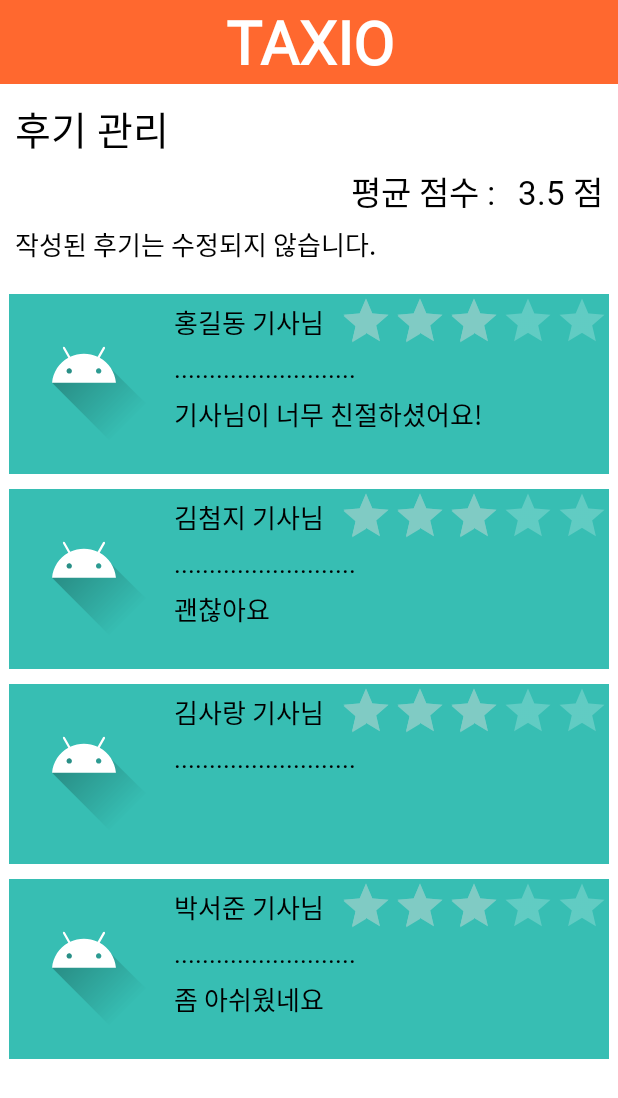
After one commit to MoonGahee/Taxio, an Android app: the layout check_epilogue.xml on its own in the app's theme, with its tools: preview values and no code run, on a phone screen of 412 x 824 dp. The commit adds this screen. Shown: the top 1098 px of the screen. Run offline under Robolectric (Android 15) with nearby library versions, the phone set to English and light mode, and no system bars.

Commit message:
화면 추가

```diff
--- a/app/src/main/java/com/example/taxio/CheckSchedule.java
+++ b/app/src/main/java/com/example/taxio/CheckSchedule.java
@@ -17,7 +17,7 @@ public class CheckSchedule extends AppCompatActivity {
         super.onCreate(savedInstanceState);
         setContentView(R.layout.check_schdule);
 
-        edit_btn = findViewById(R.id.trip_edit);
+        edit_btn = findViewById(R.id.trip_edit1);
 
         edit_btn.setOnClickListener(new View.OnClickListener() {
             @Override
--- a/app/src/main/java/com/example/taxio/UpdateSchedule.java
+++ b/app/src/main/java/com/example/taxio/UpdateSchedule.java
@@ -19,7 +19,7 @@ public class UpdateSchedule extends AppCompatActivity {
         super.onCreate(savedInstanceState);
         setContentView(R.layout.update_schedule);
 
-        finish_btn = findViewById(R.id.update_finish);
+        finish_btn = findViewById(R.id.update_finish2);
 
         finish_btn.setOnClickListener(new View.OnClickListener() {
             @Override
--- /dev/null
+++ b/app/src/main/res/layout/check_epilogue.xml
@@ -0,0 +1,287 @@
+<?xml version="1.0" encoding="utf-8"?>
+<androidx.constraintlayout.widget.ConstraintLayout
+    xmlns:android="http://schemas.android.com/apk/res/android"
+    xmlns:app="http://schemas.android.com/apk/res-auto"
+    android:layout_width="match_parent"
+    android:layout_height="match_parent"
+    android:background="#FFFFFF">
+
+    <androidx.appcompat.widget.Toolbar
+        android:id="@+id/abar"
+        android:layout_width="match_parent"
+        android:layout_height="wrap_content"
+        app:layout_constraintTop_toTopOf="parent"
+        app:layout_constraintLeft_toLeftOf="parent"
+        style="@style/back">
+        <TextView
+            android:layout_width="wrap_content"
+            android:layout_height="wrap_content"
+            style="@style/title"/>
+    </androidx.appcompat.widget.Toolbar><!-- 툴바 -->
+
+    <TextView
+        android:id="@+id/intro4"
+        android:layout_width="wrap_content"
+        android:layout_height="wrap_content"
+        app:layout_constraintTop_toBottomOf="@+id/abar"
+        app:layout_constraintLeft_toLeftOf="parent"
+        android:text="후기 관리"
+        style="@style/title1"/>
+
+    <TextView
+        android:id="@+id/average_num"
+        android:layout_width="wrap_content"
+        android:layout_height="wrap_content"
+        app:layout_constraintTop_toBottomOf="@+id/intro4"
+        app:layout_constraintRight_toRightOf="parent"
+        android:text="3.5 점"
+        style="@style/title2"/>
+
+    <TextView
+        android:id="@+id/average"
+        android:layout_width="wrap_content"
+        android:layout_height="wrap_content"
+        app:layout_constraintTop_toBottomOf="@+id/intro4"
+        app:layout_constraintRight_toLeftOf="@id/average_num"
+        android:text="평균 점수 : "
+        style="@style/title2"/>
+
+    <TextView
+        android:id="@+id/guide4"
+        android:layout_width="wrap_content"
+        android:layout_height="wrap_content"
+        app:layout_constraintTop_toBottomOf="@id/average"
+        app:layout_constraintLeft_toLeftOf="parent"
+        android:text="작성된 후기는 수정되지 않습니다."
+        style="@style/basic"/>
+
+    <androidx.constraintlayout.widget.ConstraintLayout
+        android:id="@+id/review_block1"
+        android:layout_width="400dp"
+        android:layout_height="120dp"
+        app:layout_constraintTop_toBottomOf="@+id/guide4"
+        app:layout_constraintLeft_toLeftOf="parent"
+        app:layout_constraintRight_toRightOf="parent"
+        android:background="@color/trip"
+        android:layout_margin="20dp">
+
+        <ImageView
+            android:id="@+id/image1"
+            android:layout_width="100dp"
+            android:layout_height="100dp"
+            app:layout_constraintTop_toTopOf="parent"
+            app:layout_constraintLeft_toLeftOf="parent"
+            android:src="@drawable/ic_launcher_foreground"/>
+
+        <TextView
+            android:id="@+id/driver1"
+            android:layout_width="wrap_content"
+            android:layout_height="wrap_content"
+            app:layout_constraintTop_toTopOf="parent"
+            app:layout_constraintLeft_toRightOf="@+id/image1"
+            android:text="홍길동 기사님"
+            style="@style/basic"/>
+
+        <RatingBar
+            android:id="@+id/rating1"
+            android:layout_width="wrap_content"
+            android:layout_height="wrap_content"
+            app:layout_constraintTop_toTopOf="parent"
+            app:layout_constraintRight_toRightOf="parent"
+            style="?android:attr/ratingBarStyleIndicator"
+            android:numStars="5"
+            android:rating="3"/>
+
+        <TextView
+            android:id="@+id/distinction1"
+            android:layout_width="wrap_content"
+            android:layout_height="wrap_content"
+            app:layout_constraintTop_toBottomOf="@+id/driver1"
+            app:layout_constraintLeft_toRightOf="@+id/image1"
+            android:text=".........................."
+            style="@style/basic"/>
+
+        <TextView
+            android:id="@+id/reivews1"
+            android:layout_width="wrap_content"
+            android:layout_height="wrap_content"
+            app:layout_constraintTop_toBottomOf="@+id/distinction1"
+            app:layout_constraintLeft_toRightOf="@+id/image1"
+            android:text="기사님이 너무 친절하셨어요!"
+            style="@style/basic"/>
+
+    </androidx.constraintlayout.widget.ConstraintLayout>
+
+    <androidx.constraintlayout.widget.ConstraintLayout
+        android:id="@+id/review_block2"
+        android:layout_width="400dp"
+        android:layout_height="120dp"
+        app:layout_constraintTop_toBottomOf="@+id/review_block1"
+        app:layout_constraintLeft_toLeftOf="parent"
+        app:layout_constraintRight_toRightOf="parent"
+        android:background="@color/trip"
+        android:layout_margin="10dp">
+
+        <ImageView
+            android:id="@+id/image2"
+            android:layout_width="100dp"
+            android:layout_height="100dp"
+            app:layout_constraintTop_toTopOf="parent"
+            app:layout_constraintLeft_toLeftOf="parent"
+            android:src="@drawable/ic_launcher_foreground"/>
+
+        <TextView
+            android:id="@+id/driver2"
+            android:layout_width="wrap_content"
+            android:layout_height="wrap_content"
+            app:layout_constraintTop_toTopOf="parent"
+            app:layout_constraintLeft_toRightOf="@+id/image2"
+            android:text="김첨지 기사님"
+            style="@style/basic"/>
+
+        <RatingBar
+            android:id="@+id/rating2"
+            android:layout_width="wrap_content"
+            android:layout_height="wrap_content"
+            app:layout_constraintTop_toTopOf="parent"
+            app:layout_constraintRight_toRightOf="parent"
+            style="?android:attr/ratingBarStyleIndicator"
+            android:numStars="5"
+            android:rating="3"/>
+
+        <TextView
+            android:id="@+id/distinction2"
+            android:layout_width="wrap_content"
+            android:layout_height="wrap_content"
+            app:layout_constraintTop_toBottomOf="@+id/driver2"
+            app:layout_constraintLeft_toRightOf="@+id/image2"
+            android:text=".........................."
+            style="@style/basic"/>
+
+        <TextView
+            android:id="@+id/reivews2"
+            android:layout_width="wrap_content"
+            android:layout_height="wrap_content"
+            app:layout_constraintTop_toBottomOf="@+id/distinction2"
+            app:layout_constraintLeft_toRightOf="@+id/image2"
+            android:text="괜찮아요"
+            style="@style/basic"/>
+
+    </androidx.constraintlayout.widget.ConstraintLayout>
+
+    <androidx.constraintlayout.widget.ConstraintLayout
+        android:id="@+id/review_block3"
+        android:layout_width="400dp"
+        android:layout_height="120dp"
+        app:layout_constraintTop_toBottomOf="@+id/review_block2"
+        app:layout_constraintLeft_toLeftOf="parent"
+        app:layout_constraintRight_toRightOf="parent"
+        android:background="@color/trip"
+        android:layout_margin="10dp">
+
+        <ImageView
+            android:id="@+id/image3"
+            android:layout_width="100dp"
+            android:layout_height="100dp"
+            app:layout_constraintTop_toTopOf="parent"
+            app:layout_constraintLeft_toLeftOf="parent"
+            android:src="@drawable/ic_launcher_foreground"/>
+
+        <TextView
+            android:id="@+id/driver3"
+            android:layout_width="wrap_content"
+            android:layout_height="wrap_content"
+            app:layout_constraintTop_toTopOf="parent"
+            app:layout_constraintLeft_toRightOf="@+id/image3"
+            android:text="김사랑 기사님"
+            style="@style/basic"/>
+
+        <RatingBar
+            android:id="@+id/rating3"
+            android:layout_width="wrap_content"
+            android:layout_height="wrap_content"
+            app:layout_constraintTop_toTopOf="parent"
+            app:layout_constraintRight_toRightOf="parent"
+            style="?android:attr/ratingBarStyleIndicator"
+            android:numStars="5"
+            android:rating="3"/>
+
+        <TextView
+            android:id="@+id/distinction3"
+            android:layout_width="wrap_content"
+            android:layout_height="wrap_content"
+            app:layout_constraintTop_toBottomOf="@+id/driver3"
+            app:layout_constraintLeft_toRightOf="@+id/image3"
+            android:text=".........................."
+            style="@style/basic"/>
+
+        <TextView
+            android:id="@+id/reivews3"
+            android:layout_width="wrap_content"
+            android:layout_height="wrap_content"
+            app:layout_constraintTop_toBottomOf="@+id/distinction3"
+            app:layout_constraintLeft_toRightOf="@+id/image3"
+            android:text=""
+            style="@style/basic"/>
+
+    </androidx.constraintlayout.widget.ConstraintLayout>
+
+    <androidx.constraintlayout.widget.ConstraintLayout
+        android:id="@+id/review_block4"
+        android:layout_width="400dp"
+        android:layout_height="120dp"
+        app:layout_constraintTop_toBottomOf="@+id/review_block3"
+        app:layout_constraintLeft_toLeftOf="parent"
+        app:layout_constraintRight_toRightOf="parent"
+        android:background="@color/trip"
+        android:layout_margin="10dp">
+
+        <ImageView
+            android:id="@+id/image4"
+            android:layout_width="100dp"
+            android:layout_height="100dp"
+            app:layout_constraintTop_toTopOf="parent"
+            app:layout_constraintLeft_toLeftOf="parent"
+            android:src="@drawable/ic_launcher_foreground"/>
+
+        <TextView
+            android:id="@+id/driver4"
+            android:layout_width="wrap_content"
+            android:layout_height="wrap_content"
+            app:layout_constraintTop_toTopOf="parent"
+            app:layout_constraintLeft_toRightOf="@+id/image4"
+            android:text="박서준 기사님"
+            style="@style/basic"/>
+
+        <RatingBar
+            android:id="@+id/rating4"
+            android:layout_width="wrap_content"
+            android:layout_height="wrap_content"
+            app:layout_constraintTop_toTopOf="parent"
+            app:layout_constraintRight_toRightOf="parent"
+            style="?android:attr/ratingBarStyleIndicator"
+            android:numStars="5"
+            android:rating="3"
+            />
+
+        <TextView
+            android:id="@+id/distinction4"
+            android:layout_width="wrap_content"
+            android:layout_height="wrap_content"
+            app:layout_constraintTop_toBottomOf="@+id/driver4"
+            app:layout_constraintLeft_toRightOf="@+id/image4"
+            android:text=".........................."
+            style="@style/basic"/>
+
+        <TextView
+            android:id="@+id/reivews4"
+            android:layout_width="wrap_content"
+            android:layout_height="wrap_content"
+            app:layout_constraintTop_toBottomOf="@+id/distinction4"
+            app:layout_constraintLeft_toRightOf="@+id/image4"
+            android:text="좀 아쉬웠네요"
+            style="@style/basic"/>
+
+    </androidx.constraintlayout.widget.ConstraintLayout>
+
+</androidx.constraintlayout.widget.ConstraintLayout>
```
Also changed, not shown: app/src/main/res/layout/check_schdule.xml (+31 -31 lines), app/src/main/res/layout/epilogue.xml (added, +174 -0 lines), app/src/main/res/layout/update_schedule.xml (+28 -28 lines).
